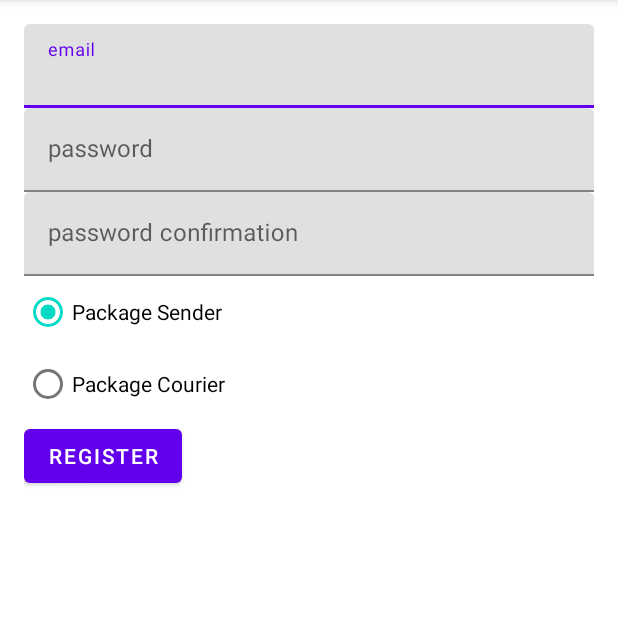
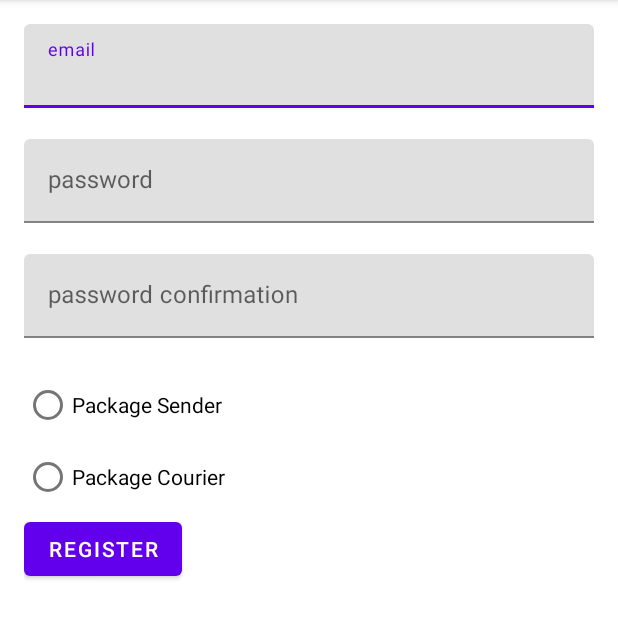
Before and after one commit to blipovac/rma, an Android app: the RegisterActivity screen opened directly, with no data from a screen before it, on a phone screen of 412 x 824 dp, the part 84-723 px from its top. Run offline under Robolectric (Android 15) with nearby library versions, the phone set to English and light mode, and no system bars; our stand-ins replace Firebase (no records; nobody signed in at launch, a user with empty details on screens opened directly).

```diff
--- a/app/src/main/res/layout/activity_register.xml
+++ b/app/src/main/res/layout/activity_register.xml
@@ -17,6 +17,7 @@
             android:layout_height="wrap_content"
             app:layout_constraintStart_toStartOf="parent"
             app:layout_constraintTop_toTopOf="parent"
+            app:errorEnabled="true"
             android:hint="@string/email">
 
             <com.google.android.material.textfield.TextInputEditText
@@ -32,6 +33,7 @@
             android:layout_height="wrap_content"
             app:layout_constraintStart_toStartOf="parent"
             app:layout_constraintTop_toBottomOf="@id/email"
+            app:errorEnabled="true"
             android:hint="@string/password">
 
             <com.google.android.material.textfield.TextInputEditText
@@ -47,6 +49,7 @@
             android:layout_height="wrap_content"
             app:layout_constraintStart_toStartOf="parent"
             app:layout_constraintTop_toBottomOf="@id/password"
+            app:errorEnabled="true"
             android:hint="@string/confirm_password">
 
             <com.google.android.material.textfield.TextInputEditText
@@ -64,12 +67,12 @@
             app:layout_constraintStart_toStartOf="parent"
             app:layout_constraintTop_toBottomOf="@id/password_confirm">
             <RadioButton
-                android:id="@+id/radio_button_1"
+                android:id="@+id/package_sender_button"
                 android:layout_width="match_parent"
                 android:layout_height="match_parent"
                 android:text="@string/package_sender"/>
             <RadioButton
-                android:id="@+id/radio_button_2"
+                android:id="@+id/package_courier_button"
                 android:layout_width="match_parent"
                 android:layout_height="match_parent"
                 android:text="@string/package_courier"/>
```
Also changed, not shown: app/src/main/java/com/example/bruno_lipovac_rma/RegisterActivity.kt (+38 -11 lines).
